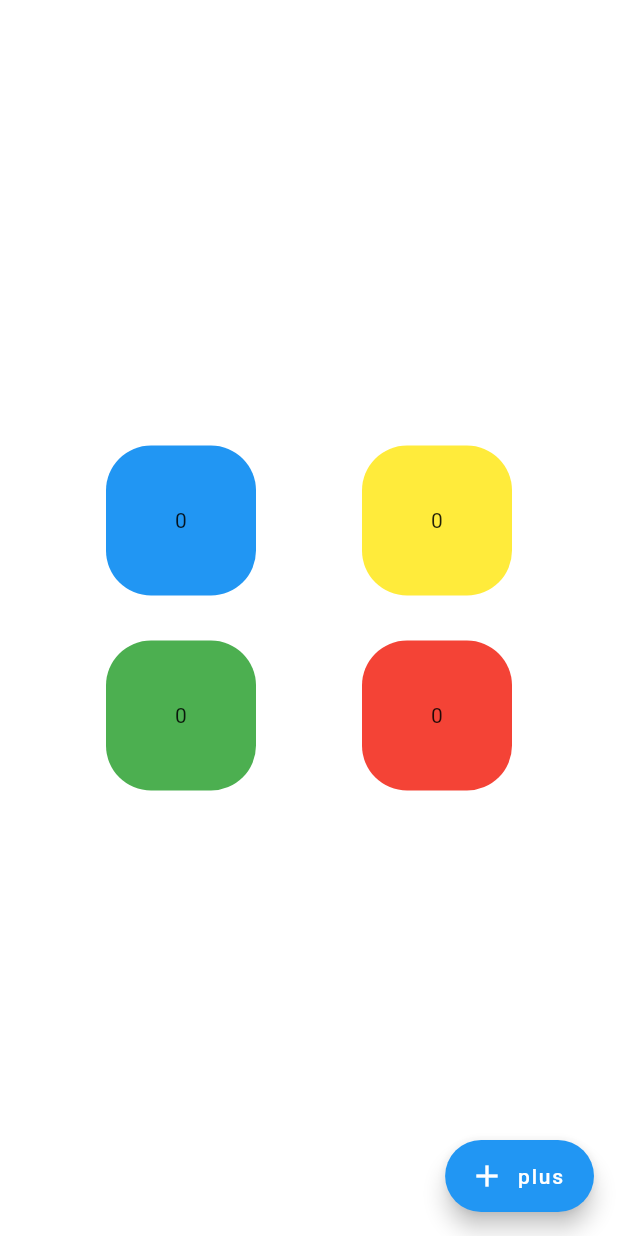
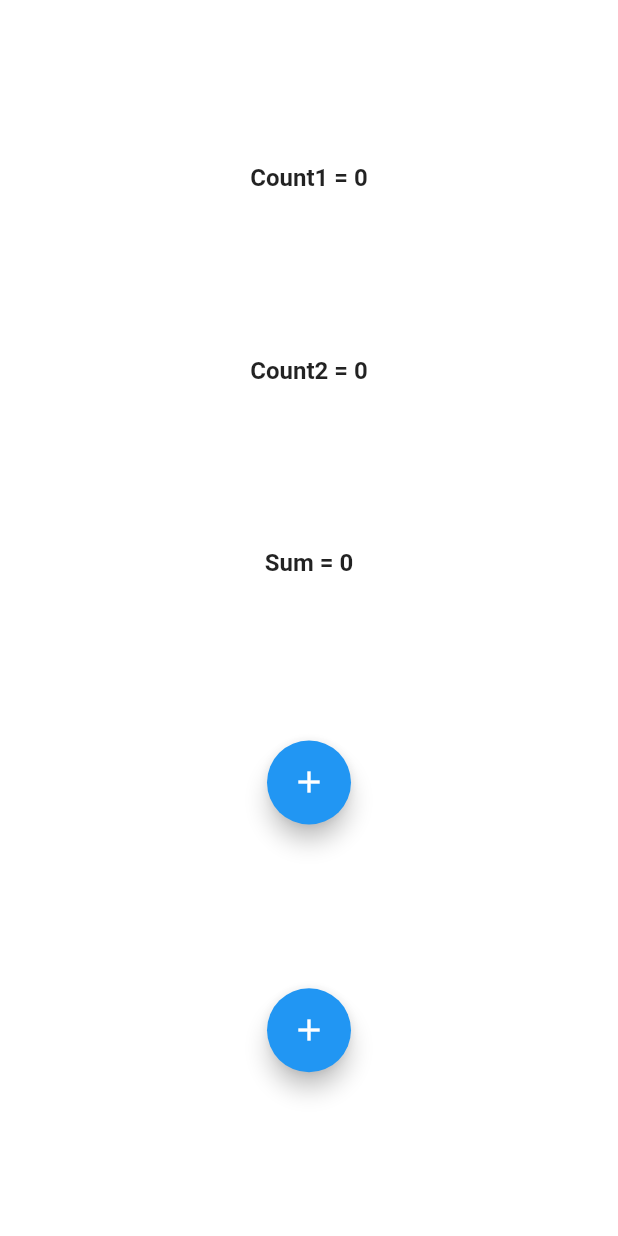
Before and after one commit to ahmedeidhefny/get_x_ecosystem_fluter_master, a Flutter app: the screen it shows after launch, on a phone screen of 412 x 824 dp. Run offline on Flutter 3.47's test engine with Material 2 defaults, Android fonts, the phone set to English and light mode, and no system bars; our stand-ins replace get.

Commit message:
[NEW] GetX 2- State Management multi GET BUILDER ON PAGE

```diff
--- /dev/null
+++ b/lib/controller/sec_controller.dart
@@ -0,0 +1,20 @@
+
+import 'package:get/get.dart';
+
+class SecController extends GetxController{
+  int count1 = 0, count2 = 0;
+
+  void increament1(){
+    count1++;
+    update();
+  }
+
+  void increament2(){
+    count2++;
+    update();
+  }
+
+  int sum() => count1 + count2;
+
+
+}
--- a/lib/main.dart
+++ b/lib/main.dart
@@ -6,6 +6,7 @@ import 'package:get_x_ecosystem_fluter_master/view/page_one.dart';
 import 'package:get_x_ecosystem_fluter_master/view/page_three.dart';
 import 'package:get_x_ecosystem_fluter_master/view/page_two.dart';
 import 'package:get_x_ecosystem_fluter_master/view/screens/dashboard.dart';
+import 'package:get_x_ecosystem_fluter_master/view/screens/mult_counter_page.dart';
 import 'view/screens/counter_page.dart';
 
 void main() {
@@ -28,7 +29,7 @@ class MyApp extends StatelessWidget {
       theme: ThemeData(
         primarySwatch: Colors.blue,
       ),
-      home: Dashborad(),
+      home: MultiCounterSumPage(),
     );
   }
 }
--- a/lib/view/screens/dashboard.dart
+++ b/lib/view/screens/dashboard.dart
@@ -5,19 +5,20 @@ import 'package:get_x_ecosystem_fluter_master/controller/counter_controller.dart
 import 'container_page.dart';
 
 class Dashborad extends StatelessWidget {
+  var controller = Get.put(CounterController());
   @override
   Widget build(BuildContext context) {
     return Scaffold(
       backgroundColor: Colors.white,
-      floatingActionButton: GetBuilder<CounterController>(
-        init: CounterController(),
-        builder: (controller) => FloatingActionButton.extended(
-          onPressed: () {
-            controller.increament();
-          },
-          label: Text('plus'),
-          icon: Icon(Icons.add),
-        ),
+      floatingActionButton: Obx((){
+            return FloatingActionButton.extended(
+              onPressed: () {
+                controller.increament2();
+              },
+              label: Text('plus ${controller.count2.value}'),
+              icon: Icon(Icons.add),
+            );
+          }
       ),
       body: ContainerPage(),
     );
--- /dev/null
+++ b/lib/view/screens/mult_counter_page.dart
@@ -0,0 +1,54 @@
+import 'package:flutter/material.dart';
+import 'package:get/get.dart';
+import 'package:get_x_ecosystem_fluter_master/controller/sec_controller.dart';
+
+class MultiCounterSumPage extends StatelessWidget {
+  const MultiCounterSumPage({Key? key}) : super(key: key);
+
+  @override
+  Widget build(BuildContext context) {
+    return Scaffold(
+      backgroundColor: Colors.white,
+      body: SafeArea(
+        child: Container(
+          width: double.infinity,
+          height: double.infinity,
+          child: GetBuilder<SecController>(
+            init: SecController(),
+            builder: (controller) {
+              return Column(
+                mainAxisAlignment: MainAxisAlignment.spaceEvenly,
+                children: [
+                  Text(
+                    'Count1 = ${controller.count1}',
+                    style: TextStyle(fontSize: 16, fontWeight: FontWeight.bold),
+                  ),
+                  Text(
+                    'Count2 = ${controller.count2}',
+                    style: TextStyle(fontSize: 16, fontWeight: FontWeight.bold),
+                  ),
+                  Text(
+                    'Sum = ${controller.sum()}',
+                    style: TextStyle(fontSize: 16, fontWeight: FontWeight.bold),
+                  ),
+                  FloatingActionButton(
+                    onPressed: () {
+                      controller.increament1();
+                    },
+                    child: Icon(Icons.add),
+                  ),
+                  FloatingActionButton(
+                    onPressed: () {
+                      controller.increament2();
+                    },
+                    child: Icon(Icons.add),
+                  )
+                ],
+              );
+            },
+          ),
+        ),
+      ),
+    );
+  }
+}
--- a/lib/view/screens/sub_container.dart
+++ b/lib/view/screens/sub_container.dart
@@ -3,6 +3,7 @@ import 'package:get/get.dart';
 import 'package:get_x_ecosystem_fluter_master/controller/counter_controller.dart';
 
 class subContainer extends StatelessWidget {
+  var controller = Get.put(CounterController());
   final Color colour;
   //final String text;
 
@@ -15,9 +16,9 @@ class subContainer extends StatelessWidget {
       height: 100.0,
       decoration: BoxDecoration(
           borderRadius: BorderRadius.circular(30.0), color: colour),
-      child: GetBuilder<CounterController>(
-        init: CounterController(),
-        builder: (controller) => Center(child: Text('${controller.count}')),
+      child: Obx((){
+            return Center(child: Text('${controller.count2}'));
+          }
       ),
     );
   }
```
